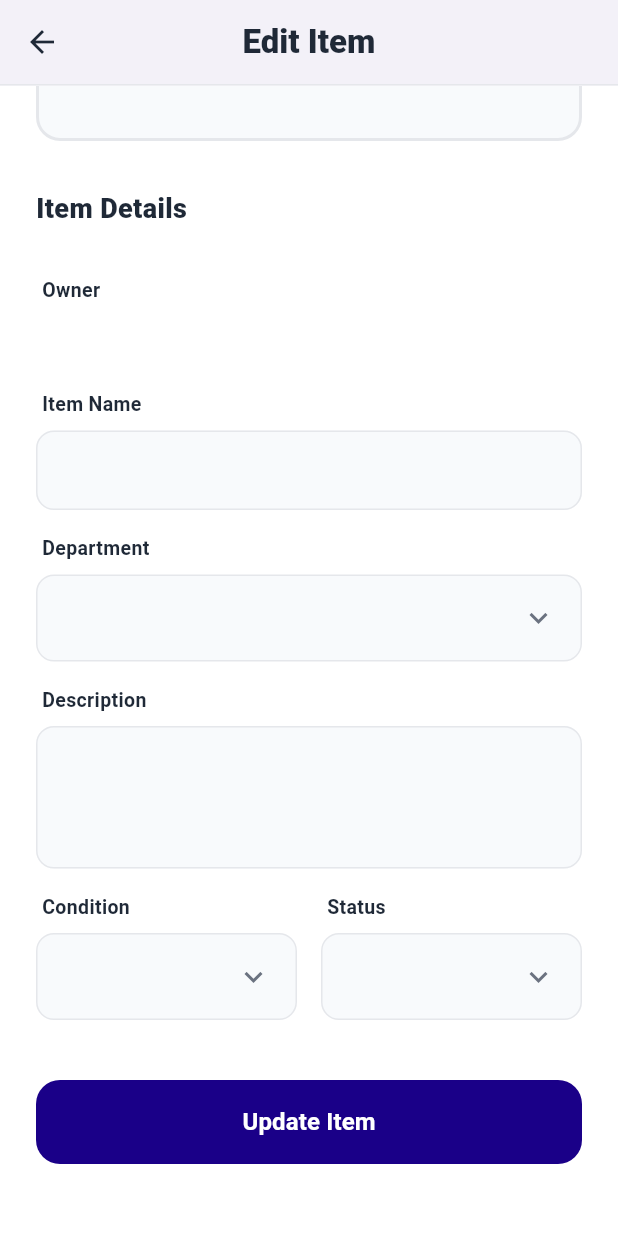
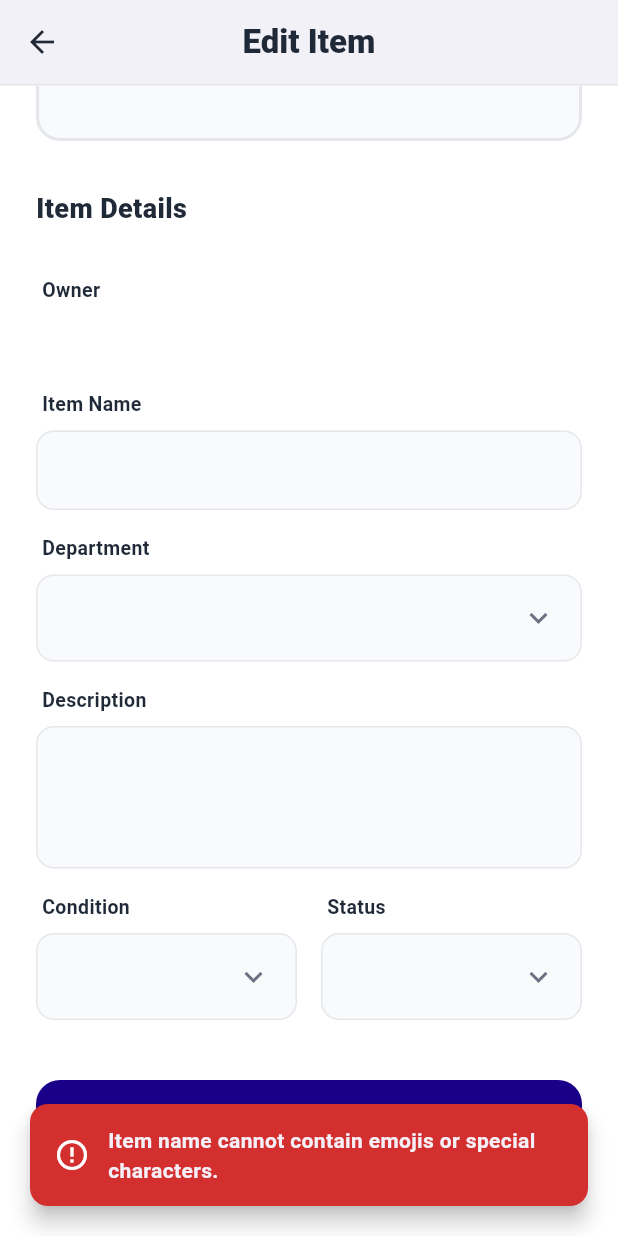
Before and after one commit to matsuqt/huramay-app, a Flutter app: the EditItemScreen screen opened directly with empty values, scrolled down 167 dp, after a tap on "Update Item", on a phone screen of 412 x 824 dp. Run offline on Flutter 3.47's test engine with Material 3 defaults, Android fonts, the phone set to English and light mode, and no system bars; our stand-ins replace firebase_core, firebase_messaging, image_picker; accounts and stored records are empty.

Commit message:
Fix: Added Regex validation for item name and description (VAVT-85, VAVT-86)

```diff
--- a/lib/screens/item_screens.dart
+++ b/lib/screens/item_screens.dart
@@ -892,14 +892,57 @@ class _EditItemScreenState extends State<EditItemScreen> {
   }
 
   Future<void> _updateItem() async {
+    final titleText = _titleCtrl.text.trim();
+    final descText = _descCtrl.text.trim();
+
+    // VAVT-85 Validation: Reject Emojis and Special Characters in Name
+    if (!RegExp(r'^[a-zA-Z0-9\s]+$').hasMatch(titleText)) {
+      ScaffoldMessenger.of(context).showSnackBar(
+        SnackBar(
+          content: Row(
+            children: const [
+              Icon(Icons.error_outline, color: Colors.white),
+              SizedBox(width: 12),
+              Expanded(child: Text("Item name cannot contain emojis or special characters.", style: TextStyle(fontWeight: FontWeight.w600))),
+            ],
+          ),
+          backgroundColor: Colors.red.shade700,
+          behavior: SnackBarBehavior.floating,
+          shape: RoundedRectangleBorder(borderRadius: BorderRadius.circular(12)),
+          margin: const EdgeInsets.all(20),
+        ),
+      );
+      return;
+    }
+
+    // VAVT-86 Validation: Reject Emojis/Special Chars in Description (Allowing '.' and ',')
+    if (!RegExp(r'^[a-zA-Z0-9\s.,]+$').hasMatch(descText)) {
+      ScaffoldMessenger.of(context).showSnackBar(
+        SnackBar(
+          content: Row(
+            children: const [
+              Icon(Icons.error_outline, color: Colors.white),
+              SizedBox(width: 12),
+              Expanded(child: Text("Description cannot contain emojis or special characters (only periods and commas allowed).", style: TextStyle(fontWeight: FontWeight.w600))),
+            ],
+          ),
+          backgroundColor: Colors.red.shade700,
+          behavior: SnackBarBehavior.floating,
+          shape: RoundedRectangleBorder(borderRadius: BorderRadius.circular(12)),
+          margin: const EdgeInsets.all(20),
+        ),
+      );
+      return;
+    }
+
     setState(() => _isUpdating = true);
     try {
       await http.put(
         Uri.parse('https://huramay-app.onrender.com/api/items/${widget.item['id']}'),
         headers: {'Content-Type': 'application/json'},
         body: jsonEncode({
-          'title': _titleCtrl.text,
-          'description': _descCtrl.text,
+          'title': titleText,
+          'description': descText,
           'condition': _selectedCondition,
           'status': _selectedStatus,
           'department': _selectedDept,
@@ -1038,15 +1081,59 @@ class _AddItemScreenState extends State<AddItemScreen> {
   }
 
   Future<void> _postItem() async {
-    if (_titleCtrl.text.isEmpty || _descCtrl.text.isEmpty || _selectedCondition == null) return;
+    final titleText = _titleCtrl.text.trim();
+    final descText = _descCtrl.text.trim();
+
+    if (titleText.isEmpty || descText.isEmpty || _selectedCondition == null) return;
+
+    // VAVT-85 Validation: Reject Emojis and Special Characters in Name
+    if (!RegExp(r'^[a-zA-Z0-9\s]+$').hasMatch(titleText)) {
+      ScaffoldMessenger.of(context).showSnackBar(
+        SnackBar(
+          content: Row(
+            children: const [
+              Icon(Icons.error_outline, color: Colors.white),
+              SizedBox(width: 12),
+              Expanded(child: Text("Item name cannot contain emojis or special characters.", style: TextStyle(fontWeight: FontWeight.w600))),
+            ],
+          ),
+          backgroundColor: Colors.red.shade700,
+          behavior: SnackBarBehavior.floating,
+          shape: RoundedRectangleBorder(borderRadius: BorderRadius.circular(12)),
+          margin: const EdgeInsets.all(20),
+        ),
+      );
+      return;
+    }
+
+    // VAVT-86 Validation: Reject Emojis/Special Chars in Description (Allowing '.' and ',')
+    if (!RegExp(r'^[a-zA-Z0-9\s.,]+$').hasMatch(descText)) {
+      ScaffoldMessenger.of(context).showSnackBar(
+        SnackBar(
+          content: Row(
+            children: const [
+              Icon(Icons.error_outline, color: Colors.white),
+              SizedBox(width: 12),
+              Expanded(child: Text("Description cannot contain emojis or special characters (only periods and commas allowed).", style: TextStyle(fontWeight: FontWeight.w600))),
+            ],
+          ),
+          backgroundColor: Colors.red.shade700,
+          behavior: SnackBarBehavior.floating,
+          shape: RoundedRectangleBorder(borderRadius: BorderRadius.circular(12)),
+          margin: const EdgeInsets.all(20),
+        ),
+      );
+      return;
+    }
+
     setState(() => _isPosting = true);
     try {
       final res = await http.post(
         Uri.parse('https://huramay-app.onrender.com/api/items'),
         headers: {'Content-Type': 'application/json'},
         body: jsonEncode({
-          'title': _titleCtrl.text,
-          'description': _descCtrl.text,
+          'title': titleText,
+          'description': descText,
           'quantity': _qtyCtrl.text.isEmpty ? "1" : _qtyCtrl.text,
           'condition': _selectedCondition,
           'item_image_path': _itemPhotoPath ?? "",
```
